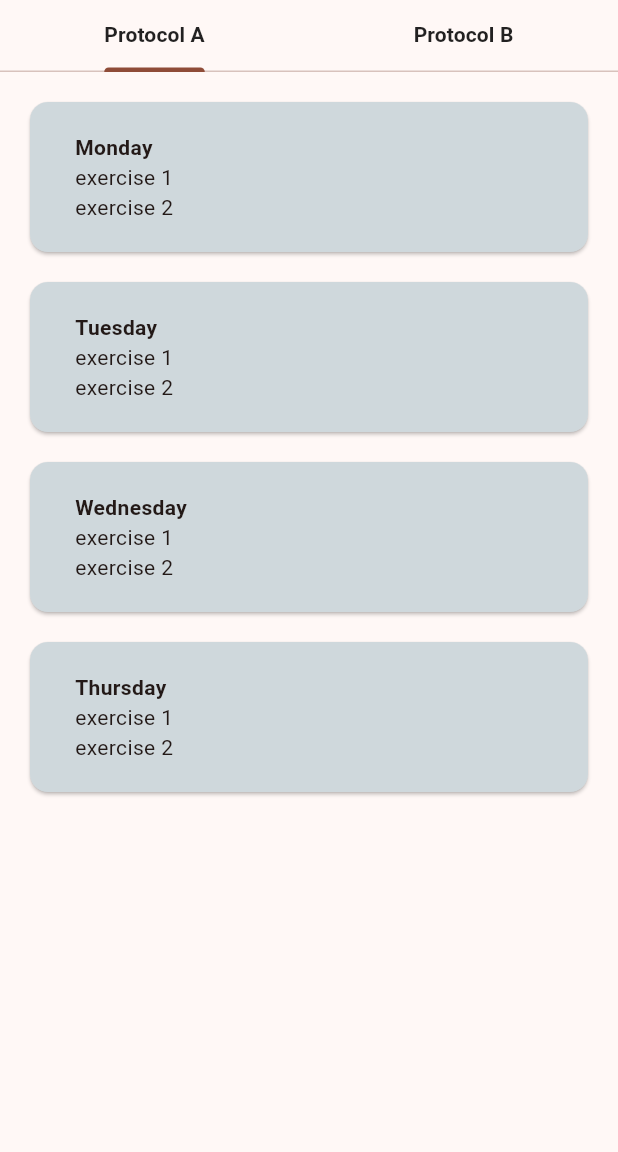
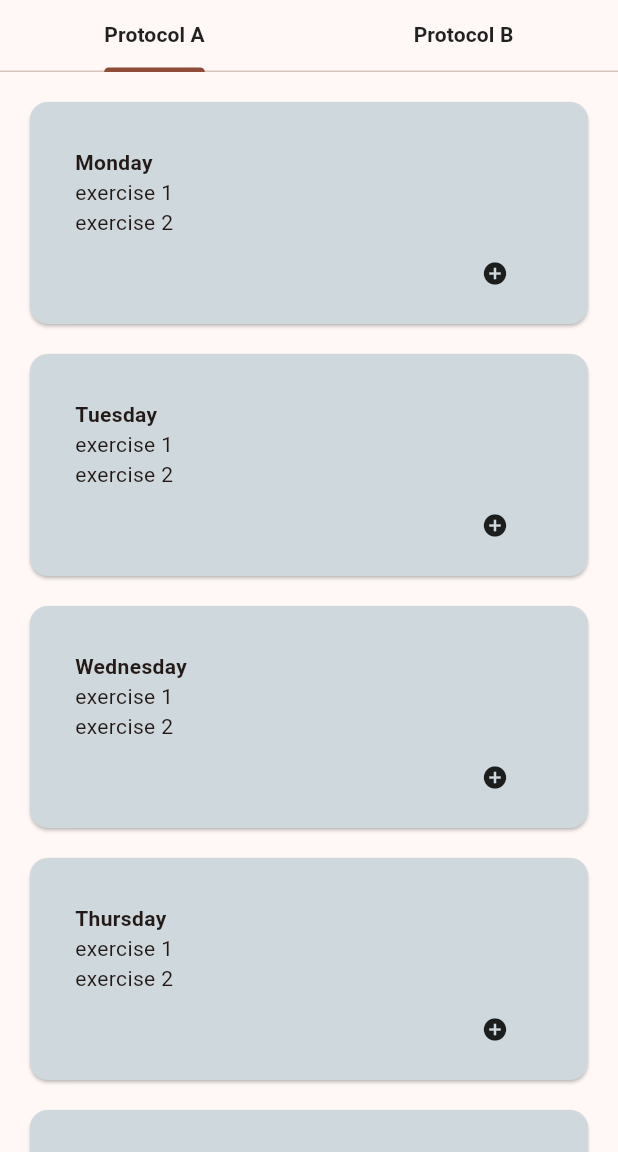
Before and after one commit to shanquanSQ/training_notes_flutter, a Flutter app: the screen it shows after launch, on a phone screen of 412 x 824 dp, the part 84-1236 px from its top. Run offline on Flutter 3.47's test engine with Material 3 defaults, Android fonts, the phone set to English and light mode, and no system bars; our stand-ins replace isar; accounts and stored records are empty; generated files the repository leaves out were written again.

Commit message:
buttons w dialog

```diff
--- a/lib/Components/daily_card.dart
+++ b/lib/Components/daily_card.dart
@@ -1,29 +1,82 @@
 import 'package:flutter/material.dart';
 
-class DayCard extends StatelessWidget {
+class DayCard extends StatefulWidget {
   // const DayCard({super.key});
 
   late String dayName;
+  late List<String> exerciseList;
 
-  late List<String> exerciseList;
   // List<String> exerciseList = ['chin up', 'push up'];
 
   DayCard({required this.dayName, required this.exerciseList});
 
   @override
+  State<DayCard> createState() => _DayCardState();
+}
+
+class _DayCardState extends State<DayCard> {
+  @override
   Widget build(BuildContext context) {
+    final textController = TextEditingController(); // Controller to access what user typed
+
+    // CRUD Functions
+    void createNote() {
+      showDialog(
+          context: context,
+          builder: (context) => AlertDialog(
+                content: Column(
+                  mainAxisAlignment: MainAxisAlignment.center,
+                  mainAxisSize: MainAxisSize.min,
+                  children: [
+                    const SizedBox(height: 20.0),
+                    const Text('Input New Exercise:'),
+                    TextField(
+                      controller: textController,
+                      maxLines: 5,
+                      decoration: InputDecoration(),
+                    ),
+                  ],
+                ),
+                actions: [
+                  TextButton(
+                    onPressed: () {
+                      print('yay');
+                      textController.clear(); // To remove text on next dialog
+                      Navigator.pop(context);
+                    },
+                    child: const Text(
+                      'Create',
+                      // style: TextStyle(),
+                    ),
+                  )
+                ],
+              ));
+    }
+
     return Card(
       color: Colors.blueGrey.shade100,
       margin: EdgeInsets.fromLTRB(20.0, 20.0, 20.0, 0.0),
       child: Padding(
-          padding: EdgeInsets.fromLTRB(30.0, 20.0, 30.0, 20.0),
+          padding: EdgeInsets.fromLTRB(30.0, 30.0, 30.0, 10.0),
           child: Column(
             crossAxisAlignment: CrossAxisAlignment.stretch,
-            children: [
-              Text(dayName, style: TextStyle(fontWeight: FontWeight.bold)),
+            children: <Widget>[
+              Text(widget.dayName, style: TextStyle(fontWeight: FontWeight.bold)),
               Column(
                   crossAxisAlignment: CrossAxisAlignment.start,
-                  children: exerciseList.map((element) => Text(element)).toList()),
+                  children: widget.exerciseList.map((element) => Text(element)).toList()),
+              Row(
+                mainAxisAlignment: MainAxisAlignment.end,
+                children: [
+                  TextButton(
+                    onPressed: createNote,
+                    child: const Icon(
+                      Icons.add_circle,
+                      color: Colors.black87,
+                    ),
+                  )
+                ],
+              )
             ],
           )),
     );
--- a/lib/Screens/training_a.dart
+++ b/lib/Screens/training_a.dart
@@ -8,17 +8,26 @@ import 'package:trngprotocol_app/Components/daily_card.dart';
 class TrainingA extends StatelessWidget {
   // const TrainingA({super.key});
 
-  final List _exercises = ['Monday', 'Tuesday', 'Wednesday', 'Thursday'];
+  final List _exercises = [
+    'Monday',
+    'Tuesday',
+    'Wednesday',
+    'Thursday',
+    'Friday',
+    'Saturday',
+    'Sunday'
+  ];
 
   @override
   Widget build(BuildContext context) {
     return Scaffold(
       body: ListView.builder(
+          padding: const EdgeInsets.fromLTRB(0.0, 0.0, 0.0, 50.0),
           itemCount: _exercises.length,
           itemBuilder: (context, index) {
             return DayCard(
               dayName: _exercises[index],
-              exerciseList: ['exercise 1', 'exercise 2'],
+              exerciseList: ['exercise 1', 'exercise 2'], // Will take from Database
             );
           }),
     );
```
